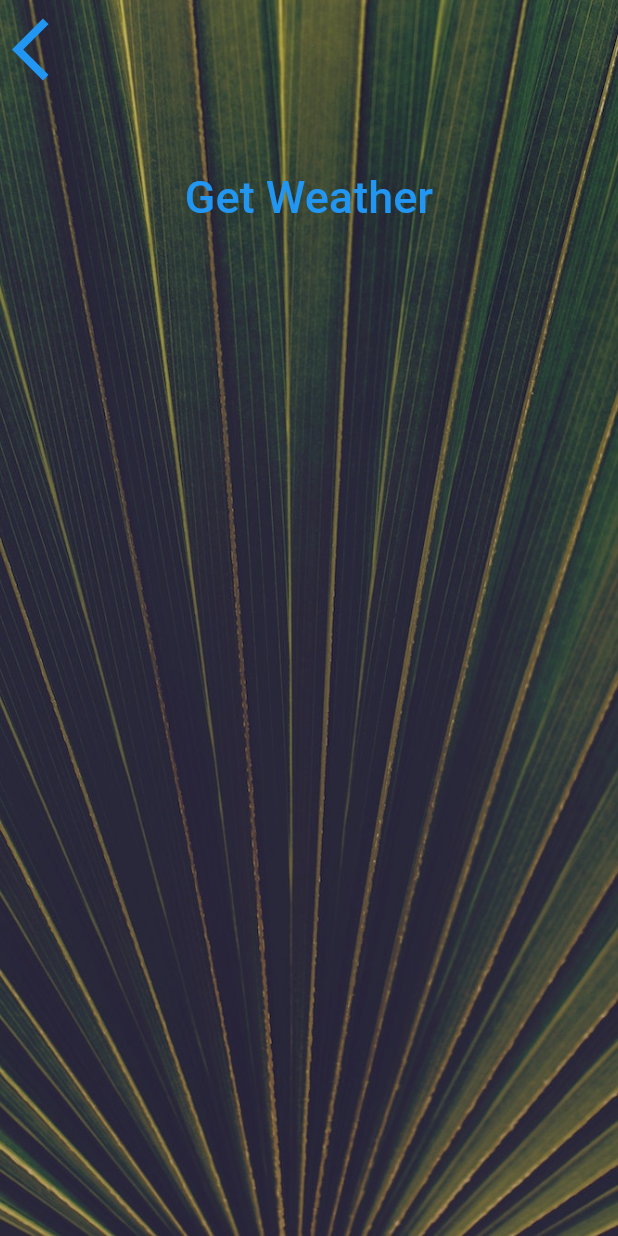
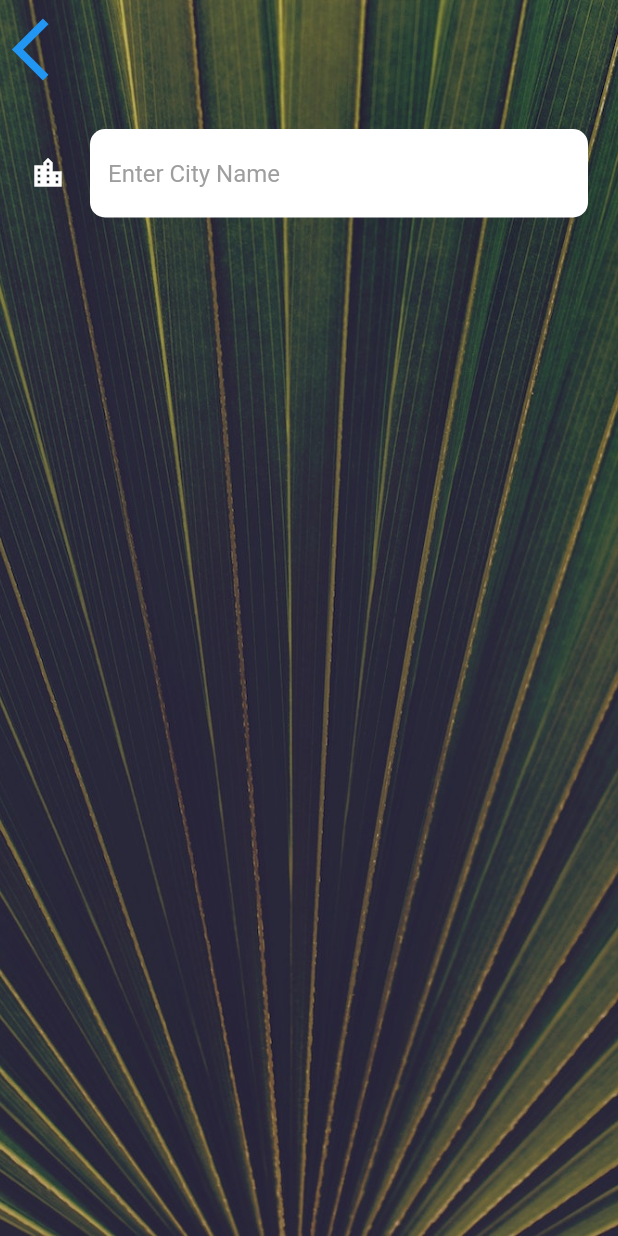
Before and after one commit to pelcastre-leomat/clima-flutter, a Flutter app: the CityScreen screen opened directly, on a phone screen of 412 x 824 dp. Run offline on Flutter 3.47's test engine with Material 2 defaults, Android fonts, the phone set to English and light mode, and no system bars; our stand-ins replace flutter_spinkit, geolocator; network calls fail; Roboto replaces fonts that are missing (Spartan MB).

Commit message:
Added ability to input a city manually

```diff
--- a/lib/screens/city_screen.dart
+++ b/lib/screens/city_screen.dart
@@ -7,6 +7,7 @@ class CityScreen extends StatefulWidget {
 }
 
 class _CityScreenState extends State<CityScreen> {
+  String cityName = "";
   @override
   Widget build(BuildContext context) {
     return Scaffold(
@@ -24,7 +25,9 @@ class _CityScreenState extends State<CityScreen> {
               Align(
                 alignment: Alignment.topLeft,
                 child: TextButton(
-                  onPressed: () {},
+                  onPressed: () {
+                    Navigator.pop(context);
+                  },
                   child: Icon(
                     Icons.arrow_back_ios,
                     size: 50.0,
@@ -33,13 +36,18 @@ class _CityScreenState extends State<CityScreen> {
               ),
               Container(
                 padding: EdgeInsets.all(20.0),
-                child: null,
-              ),
-              TextButton(
-                onPressed: () {},
-                child: Text(
-                  'Get Weather',
-                  style: kButtonTextStyle,
+                child: TextField(
+                  onSubmitted: (value){
+                    cityName = value;
+                    Navigator.pop(
+                      context,
+                      value,
+                    );
+                  },
+                  style: TextStyle(
+                    color: Colors.black,
+                  ),
+                  decoration: kTextFieldInputDecoration,
                 ),
               ),
             ],
--- a/lib/screens/loading_screen.dart
+++ b/lib/screens/loading_screen.dart
@@ -20,8 +20,7 @@ class _LoadingScreenState extends State<LoadingScreen> {
   }
 
   void getLocationData() async {
-    var weatherData = await WeatherModel().getLocationWeather();
-
+    var weatherData = await WeatherModel().getLocationWeather().timeout(const Duration(seconds: 10));
     Navigator.push(context,MaterialPageRoute(builder: (context) {
       return LocationScreen(locationWeather: weatherData,);
     }));
--- a/lib/utilities/constants.dart
+++ b/lib/utilities/constants.dart
@@ -19,3 +19,22 @@ const kButtonTextStyle = TextStyle(
 const kConditionTextStyle = TextStyle(
   fontSize: 100.0,
 );
+
+const kTextFieldInputDecoration = InputDecoration(
+    filled: true,
+    fillColor: Colors.white,
+    icon: Icon(
+        Icons.location_city,
+        color: Colors.white
+    ),
+    hintText: "Enter City Name",
+    hintStyle: TextStyle(
+      color: Colors.grey,
+    ),
+    border: OutlineInputBorder(
+      borderRadius: BorderRadius.all(
+          Radius.circular(10)
+      ),
+      borderSide: BorderSide.none,
+    )
+);
```
Also changed, not shown: lib/screens/location_screen.dart (+18 -1 lines), lib/services/weather.dart (+10 -2 lines).
